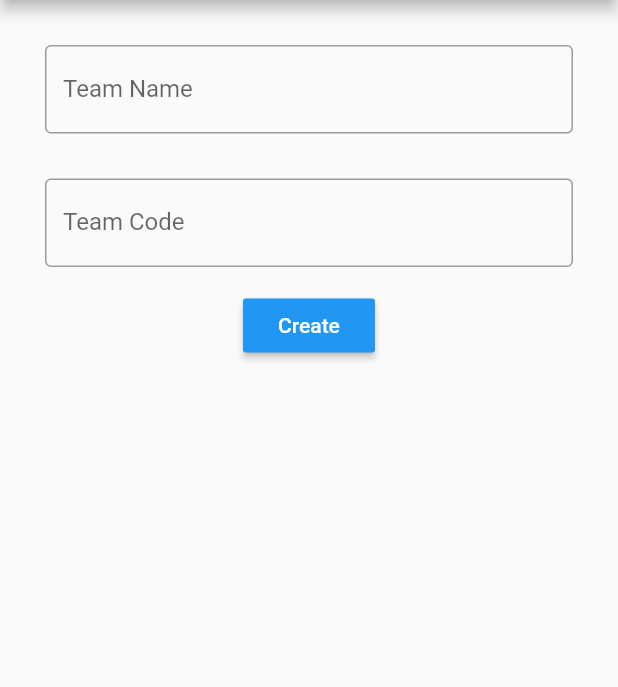
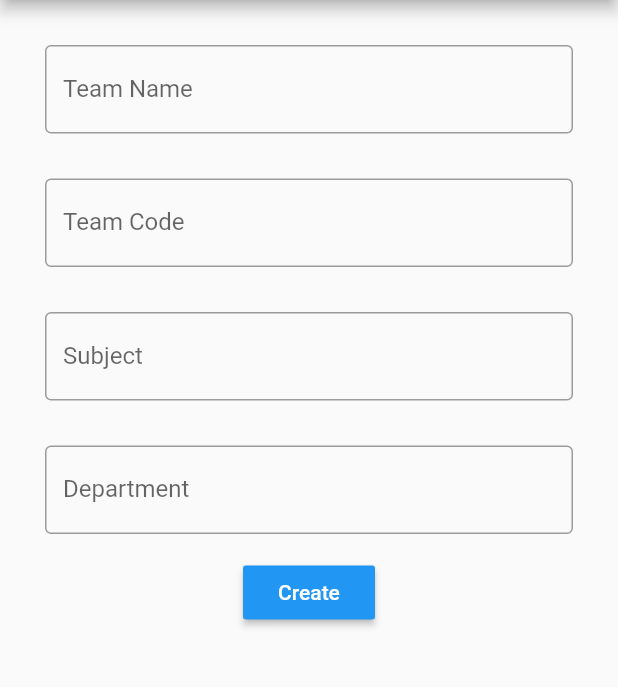
Before and after one commit to DeepParekh03/Attendance_Buddy, a Flutter app: the Teams screen opened directly, on a phone screen of 412 x 824 dp, the part 84-771 px from its top. Run offline on Flutter 3.47's test engine with Material 2 defaults, Android fonts, the light colour scheme and no system bars; our stand-ins replace cloud_firestore, firebase_auth, firebase_core, firebase_storage; accounts and stored records are empty.

Commit message:
new commit

```diff
--- a/lib/admin/createTeams.dart
+++ b/lib/admin/createTeams.dart
@@ -22,7 +22,8 @@ class _TeamsState extends State<Teams> {
 
   TextEditingController _codeContoller = TextEditingController();
   TextEditingController _nameController = TextEditingController();
-
+  TextEditingController _subjectController = TextEditingController();
+  TextEditingController _departmentController = TextEditingController();
   String userID = "";
 
   @override
@@ -36,8 +37,9 @@ class _TeamsState extends State<Teams> {
     userID = getUser.uid;
   }
 
-  createTeamsData(String name, String code, String id) async {
-    await DatabaseManager().createTeams(name, code, id);
+  createTeamsData(String name, String code, String id, String department,
+      String subject) async {
+    await DatabaseManager().createTeams(name, code, id, department, subject);
   }
 
   @override
@@ -72,6 +74,28 @@ class _TeamsState extends State<Teams> {
                     ),
                   ),
                 ),
+                Padding(
+                  padding: EdgeInsets.all(15),
+                  child: TextField(
+                    controller: _subjectController,
+                    decoration: InputDecoration(
+                      border: OutlineInputBorder(),
+                      labelText: 'Subject',
+                      hintText: 'Enter the Subject',
+                    ),
+                  ),
+                ),
+                Padding(
+                  padding: EdgeInsets.all(15),
+                  child: TextField(
+                    controller: _departmentController,
+                    decoration: InputDecoration(
+                      border: OutlineInputBorder(),
+                      labelText: 'Department',
+                      hintText: 'Enter your Department',
+                    ),
+                  ),
+                ),
                 RaisedButton(
                   textColor: Colors.white,
                   color: Colors.blue,
@@ -85,7 +109,8 @@ class _TeamsState extends State<Teams> {
   }
 
   submit(BuildContext context) {
-    createTeamsData(_nameController.text, _codeContoller.text, userID);
+    createTeamsData(_nameController.text, _codeContoller.text, userID,
+        _departmentController.text, _subjectController.text);
     _nameController.clear();
     _codeContoller.clear();
   }
--- a/lib/student/student_login.dart
+++ b/lib/student/student_login.dart
@@ -47,7 +47,7 @@ class _LoginScreenStudentState extends State<LoginScreenStudent> {
               mainAxisAlignment: MainAxisAlignment.center,
               children: [
                 Text(
-                  'Login',
+                  'Login As Student',
                   style: TextStyle(
                     color: Colors.white,
                     fontSize: 30,
```
Also changed, not shown: lib/DatabaseManager/DatabaseManager.dart (+53 -19 lines), lib/admin/attendance_list.dart (added, +83 -0 lines), lib/admin/teams.dart (+14 -0 lines).
